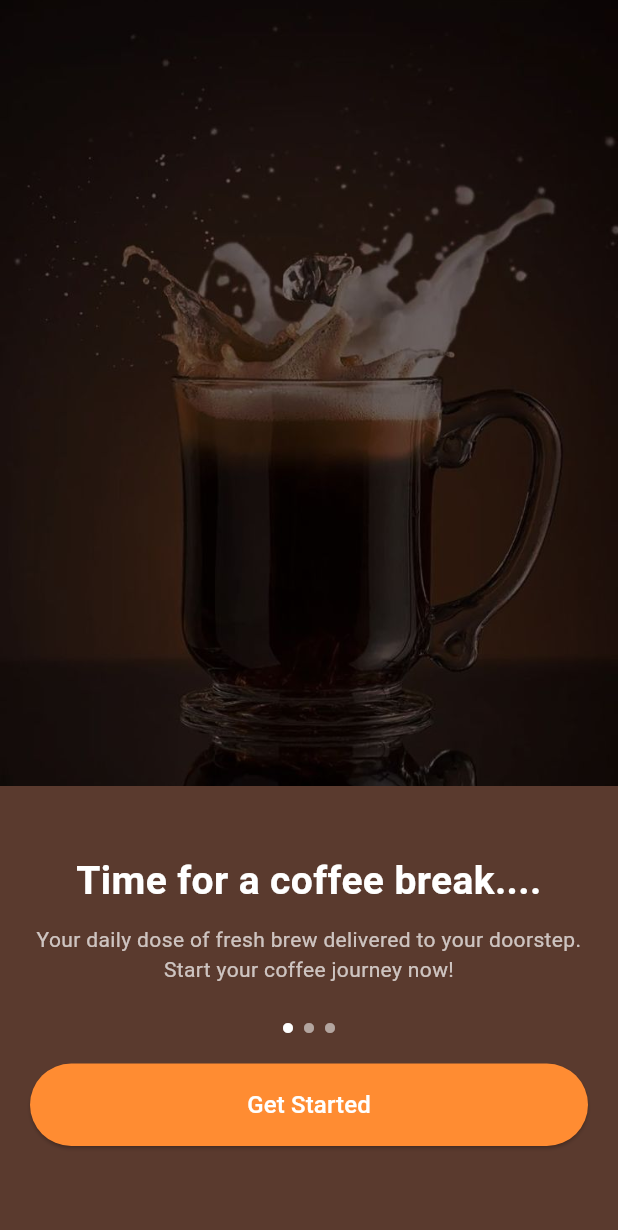
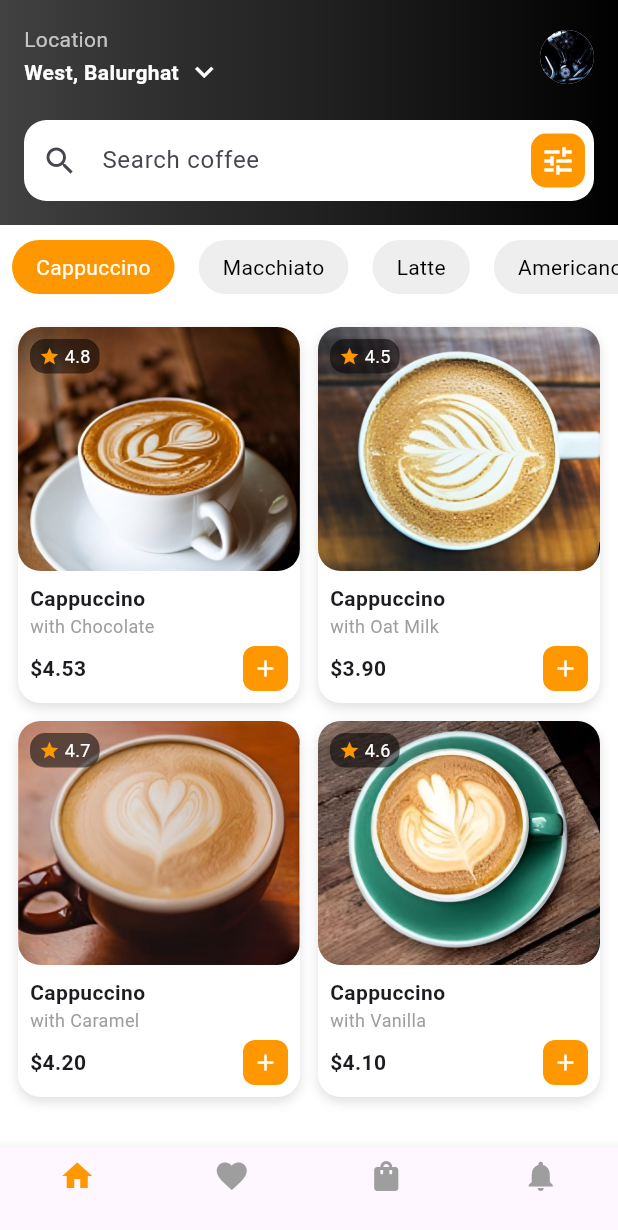
Before and after one commit to khansanurulh-blip/mobile-hybrid, a Flutter app: the screen it shows after launch, after a tap on "Get Started", on a phone screen of 412 x 824 dp. Shown: the top 1230 px of the screen. Run offline on Flutter 3.47's test engine with Material 3 defaults, Android fonts, the phone set to English and light mode, and no system bars.

Commit message:
Melanjutkan kode dart dari tampilan mockup halaman 2 dan 3

```diff
--- /dev/null
+++ b/lib/beranda_page.dart
@@ -0,0 +1,307 @@
+import 'package:flutter/material.dart';
+import 'package:coffeeshop_app/menu_page.dart';
+
+class BerandaPage extends StatefulWidget {
+  const BerandaPage({super.key});
+
+  @override
+ State<BerandaPage> createState() => _BerandaPageState();
+}
+
+class _BerandaPageState extends State<BerandaPage> {
+  @override
+  Widget build(BuildContext context) {
+    return SafeArea(
+      child: Scaffold(
+        backgroundColor: Colors.white,
+
+        body: Column(
+          children: [
+
+            // Header
+            Container(
+              padding: EdgeInsets.all(16),
+              decoration: BoxDecoration(
+                gradient: LinearGradient(
+                  colors: [
+                    Colors.grey.shade800,
+                    Colors.black87,
+                    Colors.black,
+                  ],
+                  begin: Alignment.centerLeft,
+                  end: Alignment.centerRight,
+                ),
+              ),
+              child: Column(
+                children: [
+
+                  // Profil
+                  Row(
+                    mainAxisAlignment: MainAxisAlignment.spaceBetween,
+                    children: [
+
+                      Column(
+                        crossAxisAlignment: CrossAxisAlignment.start,
+                        children: [
+
+                          Text(
+                            "Location",
+                            style: TextStyle(color: Colors.white70),
+                          ),
+
+                          Row(
+                            children: [
+                              Text(
+                                "West, Balurghat",
+                                style: TextStyle(
+                                  color: Colors.white,
+                                  fontWeight: FontWeight.bold,
+                                ),
+                              ),
+                              SizedBox(width: 5),
+                              Icon(
+                                Icons.keyboard_arrow_down,
+                                color: Colors.white,
+                              ),
+                            ],
+                          ),
+                        ],
+                      ),
+
+                      CircleAvatar(
+                        radius: 18,
+                        backgroundImage:
+                            AssetImage("assets/images/profil.jpg"),
+                      ),
+                    ],
+                  ),
+
+                  SizedBox(height: 20),
+
+                  // Tombol Pencarian
+                  TextField(
+                    decoration: InputDecoration(
+                      hintText: "Search coffee",
+                      prefixIcon: Icon(Icons.search),
+
+                      suffixIcon: Container(
+                        margin: EdgeInsets.all(6),
+                        decoration: BoxDecoration(
+                          color: Colors.orange,
+                          borderRadius: BorderRadius.circular(10),
+                        ),
+                        child: Icon(
+                          Icons.tune,
+                          color: Colors.white,
+                        ),
+                      ),
+
+                      filled: true,
+                      fillColor: Colors.white,
+
+                      contentPadding:
+                          EdgeInsets.symmetric(vertical: 15),
+
+                      border: OutlineInputBorder(
+                        borderRadius: BorderRadius.circular(15),
+                        borderSide: BorderSide.none,
+                      ),
+                    ),
+                  ),
+                ],
+              ),
+            ),
+
+            SizedBox(height: 10),
+
+            // Kategori
+            SingleChildScrollView(
+              scrollDirection: Axis.horizontal,
+              child: Row(
+                children: [
+                  categoryItem("Cappuccino", true),
+                  categoryItem("Macchiato", false),
+                  categoryItem("Latte", false),
+                  categoryItem("Americano", false),
+                ],
+              ),
+            ),
+
+            SizedBox(height: 10),
+
+            // Menu
+            Expanded(
+              child: GridView.count(
+                padding: EdgeInsets.all(12),
+                crossAxisCount: 2,
+                childAspectRatio: 0.75,
+                crossAxisSpacing: 12,
+                mainAxisSpacing: 12,
+                children: [
+                  coffeeItem("assets/images/coffee1.jpeg",
+                      "Cappuccino", "with Chocolate", "\$4.53", "4.8"),
+                  coffeeItem("assets/images/coffee2.jpeg",
+                      "Cappuccino", "with Oat Milk", "\$3.90", "4.5"),
+                  coffeeItem("assets/images/coffee3.jpeg",
+                      "Cappuccino", "with Caramel", "\$4.20", "4.7"),
+                  coffeeItem("assets/images/coffee4.jpeg",
+                      "Cappuccino", "with Vanilla", "\$4.10", "4.6"),
+                ],
+              ),
+            ),
+          ],
+        ),
+
+        // Navigasi
+        bottomNavigationBar: BottomNavigationBar(
+          type: BottomNavigationBarType.fixed,
+          selectedItemColor: Colors.orange,
+          unselectedItemColor: Colors.grey,
+          items: const [
+            BottomNavigationBarItem(icon: Icon(Icons.home), label: ""),
+            BottomNavigationBarItem(icon: Icon(Icons.favorite), label: ""),
+            BottomNavigationBarItem(icon: Icon(Icons.shopping_bag), label: ""),
+            BottomNavigationBarItem(icon: Icon(Icons.notifications), label: ""),
+          ],
+        ),
+      ),
+    );
+  }
+
+  // Kategori
+  Widget categoryItem(String title, bool active) {
+    return Padding(
+      padding: const EdgeInsets.symmetric(horizontal: 8),
+      child: Container(
+        padding:
+            EdgeInsets.symmetric(horizontal: 16, vertical: 8),
+        decoration: BoxDecoration(
+          color: active ? Colors.orange : Colors.grey[200],
+          borderRadius: BorderRadius.circular(20),
+        ),
+        child: Text(
+          title,
+          style: TextStyle(
+              color: active ? Colors.white : Colors.black),
+        ),
+      ),
+    );
+  }
+
+  // Item Kopi
+  Widget coffeeItem(String image, String title, String subtitle,
+      String price, String rating) {
+    return GestureDetector(
+      onTap: () {
+        Navigator.push(
+          context,
+          MaterialPageRoute(
+            builder: (_) => MenuPage(
+              image: image,
+              title: title,
+              subtitle: subtitle,
+              price: price,
+              rating: rating,
+            ),
+          ),
+        );
+      },
+      child: Container(
+        decoration: BoxDecoration(
+          color: Colors.white,
+          borderRadius: BorderRadius.circular(15),
+          boxShadow: [
+            BoxShadow(
+              color: Colors.black12,
+              blurRadius: 6,
+              offset: Offset(0, 3),
+            )
+          ],
+        ),
+        child: Column(
+          children: [
+
+            Expanded(
+              child: Stack(
+                children: [
+
+                  ClipRRect(
+                    borderRadius: BorderRadius.circular(15),
+                    child: Image.asset(
+                      image,
+                      fit: BoxFit.cover,
+                      width: double.infinity,
+                      height: double.infinity,
+                    ),
+                  ),
+
+                  // Rating
+                  Positioned(
+                    top: 8,
+                    left: 8,
+                    child: Container(
+                      padding: EdgeInsets.symmetric(
+                          horizontal: 6, vertical: 3),
+                      decoration: BoxDecoration(
+                        color: Colors.black54,
+                        borderRadius: BorderRadius.circular(10),
+                      ),
+                      child: Row(
+                        children: [
+                          Icon(Icons.star,
+                              color: Colors.orange, size: 14),
+                          SizedBox(width: 3),
+                          Text(
+                            rating,
+                            style: TextStyle(
+                                color: Colors.white, fontSize: 12),
+                          ),
+                        ],
+                      ),
+                    ),
+                  ),
+                ],
+              ),
+            ),
+
+            Padding(
+              padding: EdgeInsets.all(8),
+              child: Column(
+                crossAxisAlignment: CrossAxisAlignment.start,
+                children: [
+                  Text(title,
+                      style:
+                          TextStyle(fontWeight: FontWeight.bold)),
+                  Text(subtitle,
+                      style: TextStyle(
+                          color: Colors.grey, fontSize: 12)),
+                  SizedBox(height: 5),
+                  Row(
+                    mainAxisAlignment:
+                        MainAxisAlignment.spaceBetween,
+                    children: [
+                      Text(price,
+                          style:
+                              TextStyle(fontWeight: FontWeight.bold)),
+
+                      Container(
+                        padding: EdgeInsets.all(6),
+                        decoration: BoxDecoration(
+                          color: Colors.orange,
+                          borderRadius:
+                              BorderRadius.circular(8),
+                        ),
+                        child: Icon(Icons.add,
+                            color: Colors.white, size: 18),
+                      ),
+                    ],
+                  ),
+                ],
+              ),
+            ),
+          ],
+        ),
+      ),
+    );
+  }
+}
--- a/lib/main.dart
+++ b/lib/main.dart
@@ -1,5 +1,7 @@
 import 'package:flutter/material.dart';
 import 'package:coffeeshop_app/welcome_page.dart';
+import 'package:coffeeshop_app/beranda_page.dart';
+import 'package:coffeeshop_app/menu_page.dart';
 
 void main() {
   runApp(const CoffeeApp());
--- a/lib/welcome_page.dart
+++ b/lib/welcome_page.dart
@@ -1,4 +1,6 @@
 import 'package:flutter/material.dart';
+import 'package:coffeeshop_app/beranda_page.dart';
+import 'package:coffeeshop_app/menu_page.dart';
 
 class WelcomePage extends StatefulWidget {
   const WelcomePage({super.key});
@@ -88,7 +90,14 @@ class _WelcomePageState extends State<WelcomePage> {
                     width: double.infinity,
                     height: 55,
                     child: ElevatedButton(
-                      onPressed: () {},
+                      onPressed: () {
+                        Navigator.push(
+                          context,
+                          MaterialPageRoute(
+                            builder: (context) => BerandaPage(),
+                            ),
+                          );
+                      },
                       style: ElevatedButton.styleFrom(
                         backgroundColor: Color(0xFFFF8C32),
                         shape: RoundedRectangleBorder(
```
Also changed, not shown: lib/menu_page.dart (added, +296 -0 lines), assets/images/coffee1.jpeg (added), assets/images/coffee2.jpeg (added), assets/images/coffee3.jpeg (added), assets/images/coffee4.jpeg (added), assets/images/profil.jpg (added).
